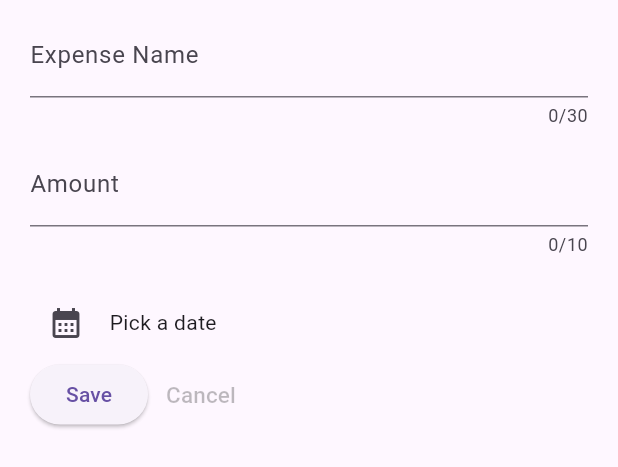
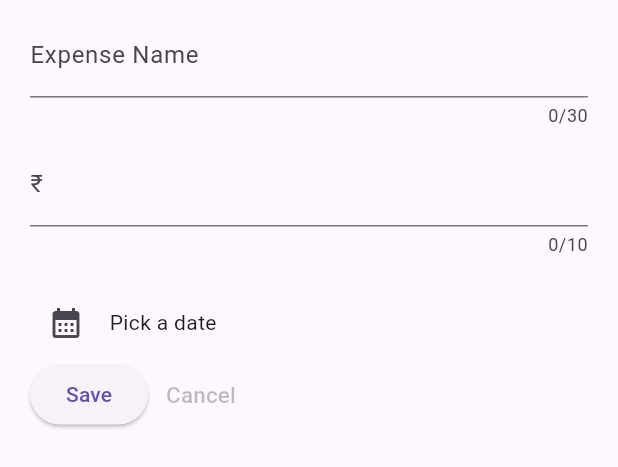
Before and after one commit to Blockchain-Research-Lab-Trainees/Expense_tracker, a Flutter app: the NewExpense widget shown alone on an empty page, opened directly, on a phone screen of 412 x 824 dp. Shown: the top 467 px of the screen. Run offline on Flutter 3.47's test engine with Material 3 defaults, Android fonts, the phone set to English and light mode, and no system bars.

Commit message:
Label Text changed to rupees symbol

```diff
--- a/lib/widgets/new_expense.dart
+++ b/lib/widgets/new_expense.dart
@@ -57,7 +57,7 @@ class _NewExpenseState extends State<NewExpense>{
                     decoration: InputDecoration(
                       //hintText: '₹'
                           prefixText : '₹',
-                      labelText: 'Amount',
+                      labelText: '₹',
                     ),
               ),
               const SizedBox(height: 10),
```
